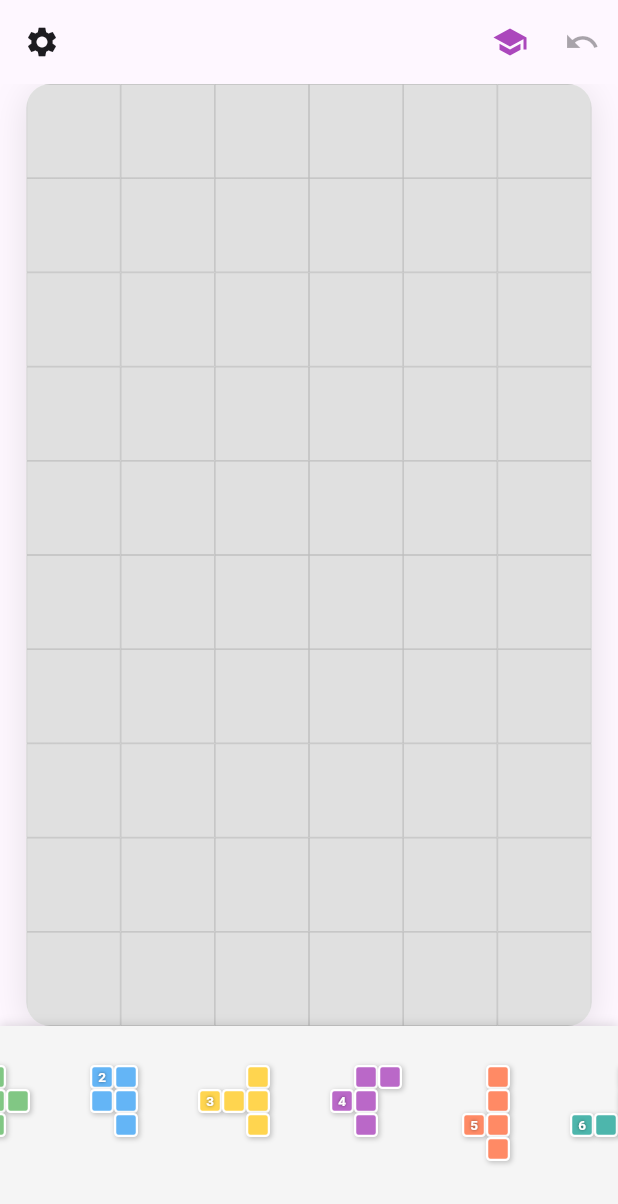
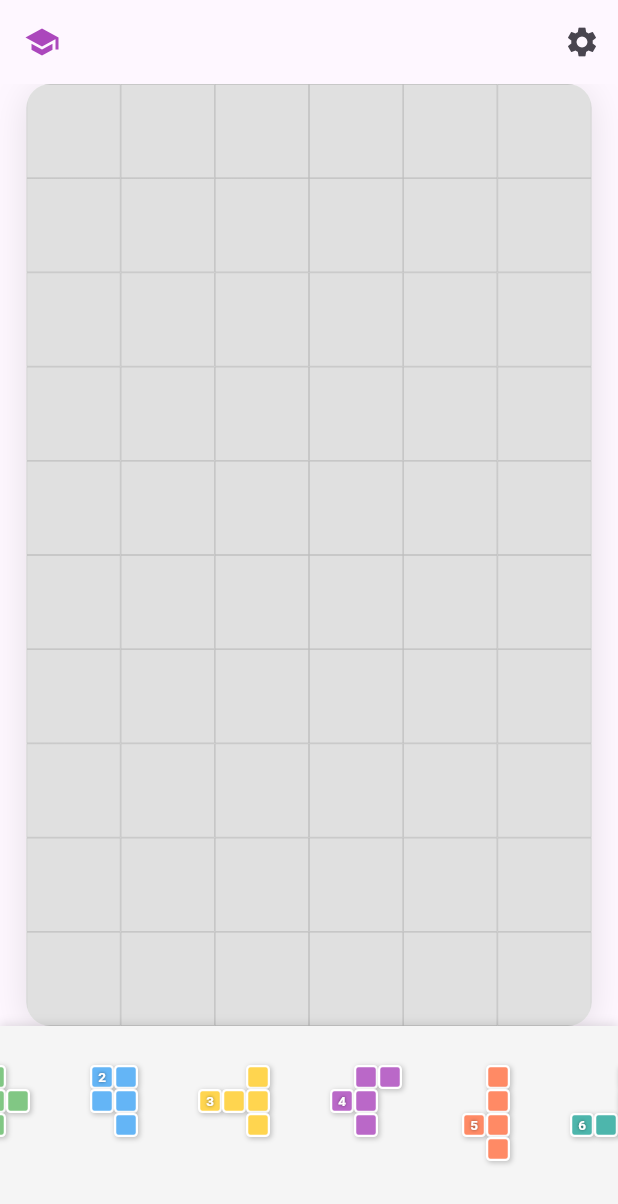
Before and after one commit to PML54/pentapol, a Flutter app: the screen it shows after launch, on a phone screen of 412 x 824 dp. Shown: the top 1204 px of the screen. Run offline on Flutter 3.47's test engine with Material 3 defaults, Android fonts, the phone set to English and light mode, and no system bars; our stand-ins replace drift, flutter_riverpod, supabase_flutter; accounts and stored records are empty; generated files the repository leaves out were written again.

Commit message:
refactor: Réorganisation des boutons AppBar
MODE JEU NORMAL :
- Icône isométries (🎓) déplacée à gauche (leading) au lieu des paramètres
- Icône paramètres (⚙️) déplacée à droite dans actions
- Supprimé bouton Undo (annuler dernière pièce)

MODE ISOMÉTRIES :
- Ajouté bouton de sortie (✕) à gauche (leading)
- Interface plus claire et intuitive

Navigation améliorée entre les deux modes

```diff
--- a/lib/screens/pentomino_game_screen.dart
+++ b/lib/screens/pentomino_game_screen.dart
@@ -71,15 +71,22 @@ class _PentominoGameScreenState extends ConsumerState<PentominoGameScreen>
               ? settings.ui.isometriesAppBarColor  // Couleur paramétrable en mode isométries
               : null,  // Fond par défaut (indigo) en mode normal
           leading: state.isIsometriesMode
-              ? null  // Pas de bouton paramètres en mode isométries
+              ? IconButton(
+                  icon: const Icon(Icons.close),
+                  onPressed: () {
+                    HapticFeedback.selectionClick();
+                    notifier.exitIsometriesMode();
+                  },
+                  tooltip: 'Sortir du mode isométries',
+                )
               : IconButton(
-                  icon: const Icon(Icons.settings),
+                  icon: Icon(GameIcons.enterIsometries.icon),
                   onPressed: () {
-                    Navigator.push(
-                      context,
-                      MaterialPageRoute(builder: (context) => const SettingsScreen()),
-                    );
+                    HapticFeedback.selectionClick();
+                    notifier.enterIsometriesMode();
                   },
+                  tooltip: GameIcons.enterIsometries.tooltip,
+                  color: GameIcons.enterIsometries.color,
                 ),
           title: !state.isIsometriesMode && state.solutionsCount != null && state.solutionsCount! > 0 && state.placedPieces.isNotEmpty
               ? ScaleTransition(
@@ -162,15 +169,16 @@ class _PentominoGameScreenState extends ConsumerState<PentominoGameScreen>
                 ]
               : [
                   // MODE JEU NORMAL : Boutons normaux
-                  // 🎓 Bouton "Mode Isométries"
+                  // Bouton paramètres à droite
                   IconButton(
-                    icon: Icon(GameIcons.enterIsometries.icon, size: 24),
+                    icon: const Icon(Icons.settings, size: 24),
                     onPressed: () {
-                      HapticFeedback.selectionClick();
-                      notifier.enterIsometriesMode();
+                      Navigator.push(
+                        context,
+                        MaterialPageRoute(builder: (context) => const SettingsScreen()),
+                      );
                     },
-                    tooltip: GameIcons.enterIsometries.tooltip,
-                    color: GameIcons.enterIsometries.color,
+                    tooltip: 'Paramètres',
                   ),
 
                   // Boutons de transformation (visibles si pièce sélectionnée)
@@ -214,18 +222,7 @@ class _PentominoGameScreenState extends ConsumerState<PentominoGameScreen>
                       tooltip: GameIcons.removePiece.tooltip,
                       color: GameIcons.removePiece.color,
                     ),
-                  // Bouton Undo
-                  IconButton(
-                    icon: Icon(GameIcons.undo.icon, size: 24),
-                    onPressed: state.placedPieces.isNotEmpty && state.selectedPiece == null
-                  ? () {
-                HapticFeedback.mediumImpact();
-                notifier.undoLastPlacement();
-              }
-                  : null,
-              tooltip: 'Annuler',
-            ),
-          ],
+                ],
         ),
       ),
       body: LayoutBuilder(
```
